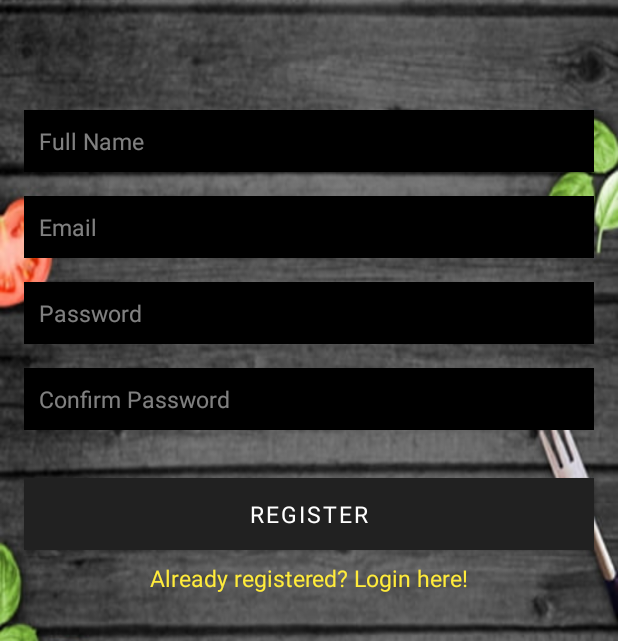
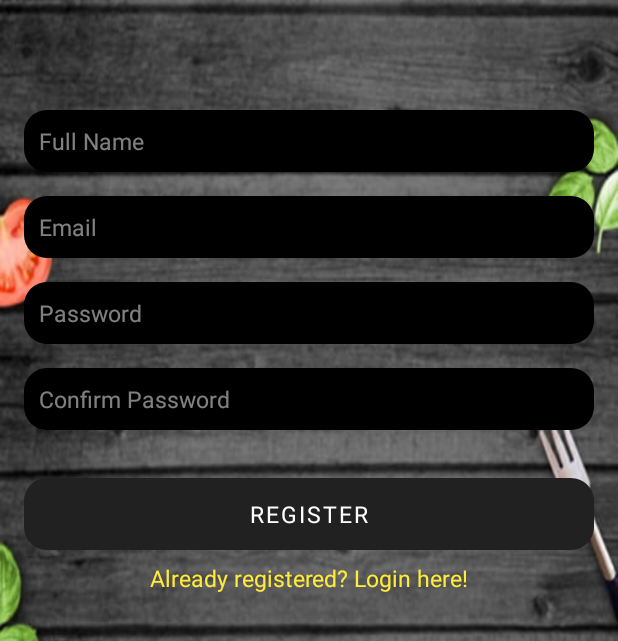
Before and after one commit to AkashSasikumar/AndroidApp-GetIt, an Android app: the screen it shows after launch (Register), on a phone screen of 412 x 824 dp. Shown: the part 367-1008 px from the top of the screen. Run offline under Robolectric (Android 15) with nearby library versions, the phone set to English and light mode, and no system bars; our stand-ins replace Firebase (no records; nobody signed in at launch, a user with empty details on screens opened directly); Roboto replaces fonts that are not available here.

Commit message:
Rounded border for better UI

```diff
--- /dev/null
+++ b/app/src/main/res/drawable/rounded_edittext.xml
@@ -0,0 +1,12 @@
+<?xml version="1.0" encoding="utf-8"?>
+<shape xmlns:android="http://schemas.android.com/apk/res/android"
+    android:shape="rectangle"
+    android:padding="10dp">
+
+    <solid android:color="#000000" />
+    <corners
+        android:bottomRightRadius="15dp"
+        android:bottomLeftRadius="15dp"
+        android:topLeftRadius="15dp"
+        android:topRightRadius="15dp" />
+</shape>
--- a/app/src/main/res/layout/activity_login.xml
+++ b/app/src/main/res/layout/activity_login.xml
@@ -40,7 +40,7 @@
         android:layout_height="wrap_content"
         android:layout_marginStart="16dp"
         android:layout_marginEnd="16dp"
-        android:background="@color/black"
+        android:background="@drawable/rounded_edittext"
         android:ems="10"
         android:fontFamily="@font/aclonica"
         android:hint="Email"
@@ -62,7 +62,7 @@
         android:layout_marginStart="16dp"
         android:layout_marginTop="16dp"
         android:layout_marginEnd="16dp"
-        android:background="@color/black"
+        android:background="@drawable/rounded_edittext"
         android:ems="10"
         android:fontFamily="@font/aclonica"
         android:hint="Password"
@@ -82,7 +82,7 @@
         android:layout_marginStart="16dp"
         android:layout_marginTop="32dp"
         android:layout_marginEnd="16dp"
-        android:background="@color/black"
+        android:background="@drawable/rounded_edittext"
         android:ems="10"
         android:fontFamily="@font/aclonica"
         android:text="Login"
--- a/app/src/main/res/layout/activity_register.xml
+++ b/app/src/main/res/layout/activity_register.xml
@@ -40,7 +40,7 @@
         android:layout_height="wrap_content"
         android:layout_marginStart="16dp"
         android:layout_marginEnd="16dp"
-        android:background="@color/black"
+        android:background="@drawable/rounded_edittext"
         android:ems="10"
         android:fontFamily="@font/aclonica"
         android:hint="Full Name"
@@ -64,7 +64,7 @@
         android:layout_marginTop="16dp"
         android:ems="10"
         android:fontFamily="@font/aclonica"
-        android:background="@color/black"
+        android:background="@drawable/rounded_edittext"
         android:inputType="textEmailAddress"
         android:hint="Email"
         android:padding="10dp"
@@ -84,7 +84,7 @@
         android:layout_marginEnd="16dp"
         android:ems="10"
         android:fontFamily="@font/aclonica"
-        android:background="@color/black"
+        android:background="@drawable/rounded_edittext"
         android:inputType="textPassword"
         android:hint="Password"
         android:padding="10dp"
@@ -104,7 +104,7 @@
         android:layout_marginEnd="16dp"
         android:ems="10"
         android:fontFamily="@font/aclonica"
-        android:background="@color/black"
+        android:background="@drawable/rounded_edittext"
         android:inputType="textPassword"
         android:hint="Confirm Password"
         android:padding="10dp"
@@ -126,7 +126,7 @@
         android:textSize="15sp"
         android:fontFamily="@font/aclonica"
         android:text="Register"
-        android:background="@color/black"
+        android:background="@drawable/rounded_edittext"
         app:layout_constraintEnd_toEndOf="parent"
         app:layout_constraintStart_toStartOf="parent"
         app:layout_constraintTop_toBottomOf="@+id/confirmPassword" />
```
